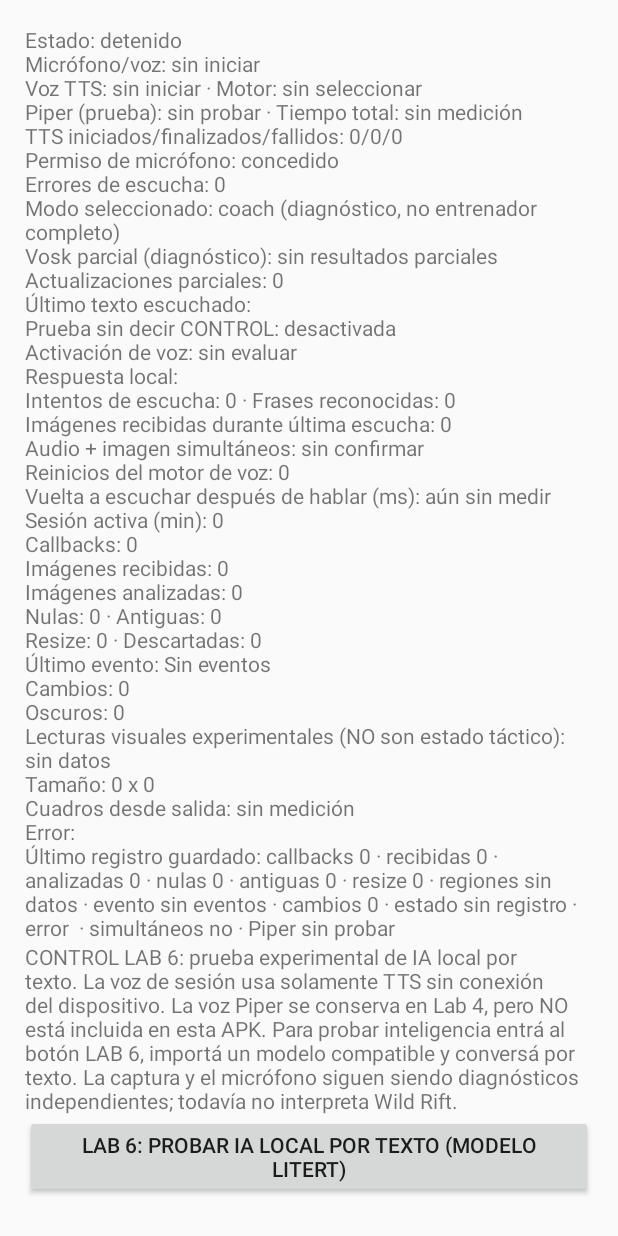
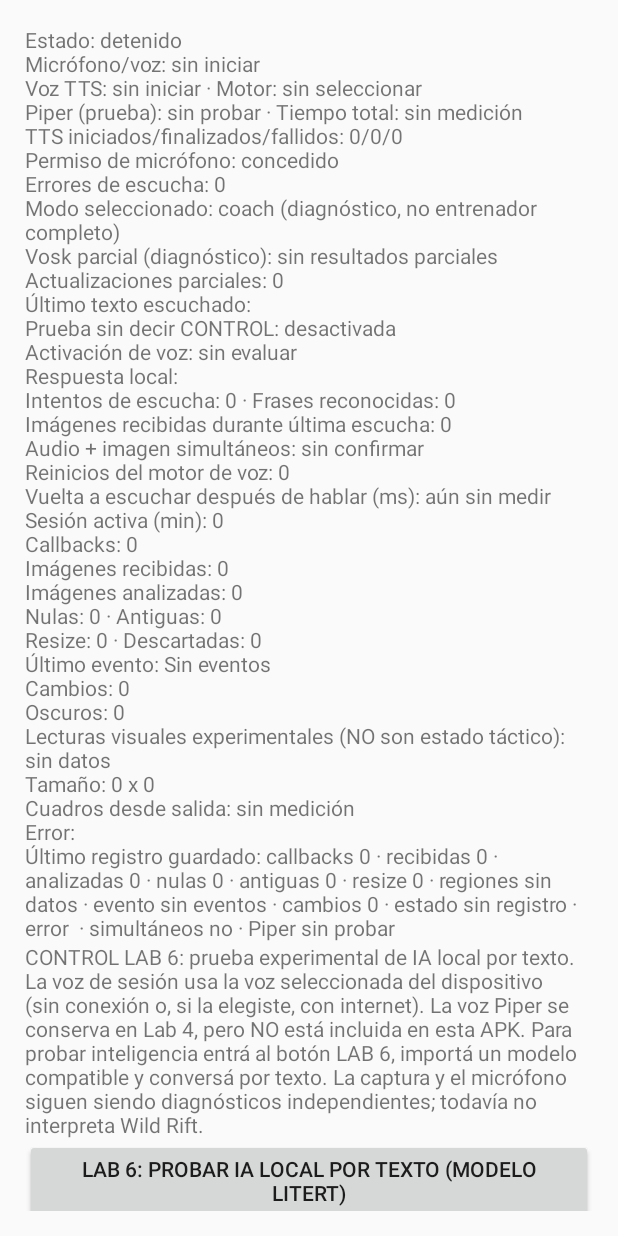
Before and after one commit to ithewolf/control-captura-prueba, an Android app: the screen it shows after launch (MainActivity), on a phone screen of 412 x 824 dp. Run offline under Robolectric (Android 15) with nearby library versions, the phone set to English and light mode, and no system bars.

Commit message:
Lab6: aclarar en pantalla la opcion de TTS de red opt-in

```diff
--- a/app/src/main/java/com/iawolf/captureprobe/MainActivity.java
+++ b/app/src/main/java/com/iawolf/captureprobe/MainActivity.java
@@ -93,7 +93,7 @@ public class MainActivity extends Activity {
   LinearLayout content=new LinearLayout(this);content.setOrientation(1);
   scroll.addView(content);
   label=new TextView(this);content.addView(label);
-  TextView title=new TextView(this);title.setText("CONTROL LAB 6: prueba experimental de IA local por texto. La voz de sesión usa solamente TTS sin conexión del dispositivo. La voz Piper se conserva en Lab 4, pero NO está incluida en esta APK. Para probar inteligencia entrá al botón LAB 6, importá un modelo compatible y conversá por texto. La captura y el micrófono siguen siendo diagnósticos independientes; todavía no interpreta Wild Rift.");content.addView(title);
+  TextView title=new TextView(this);title.setText("CONTROL LAB 6: prueba experimental de IA local por texto. La voz de sesión usa la voz seleccionada del dispositivo (sin conexión o, si la elegiste, con internet). La voz Piper se conserva en Lab 4, pero NO está incluida en esta APK. Para probar inteligencia entrá al botón LAB 6, importá un modelo compatible y conversá por texto. La captura y el micrófono siguen siendo diagnósticos independientes; todavía no interpreta Wild Rift.");content.addView(title);
   // Lab6 stays text-only and separate from the active Vosk / MediaProjection session.
   Button lab6=new Button(this);lab6.setText("LAB 6: probar IA LOCAL por texto (modelo LiteRT)");
   content.addView(lab6);lab6.setOnClickListener(v->startActivity(new Intent(this,Lab6TextActivity.class)));
```
